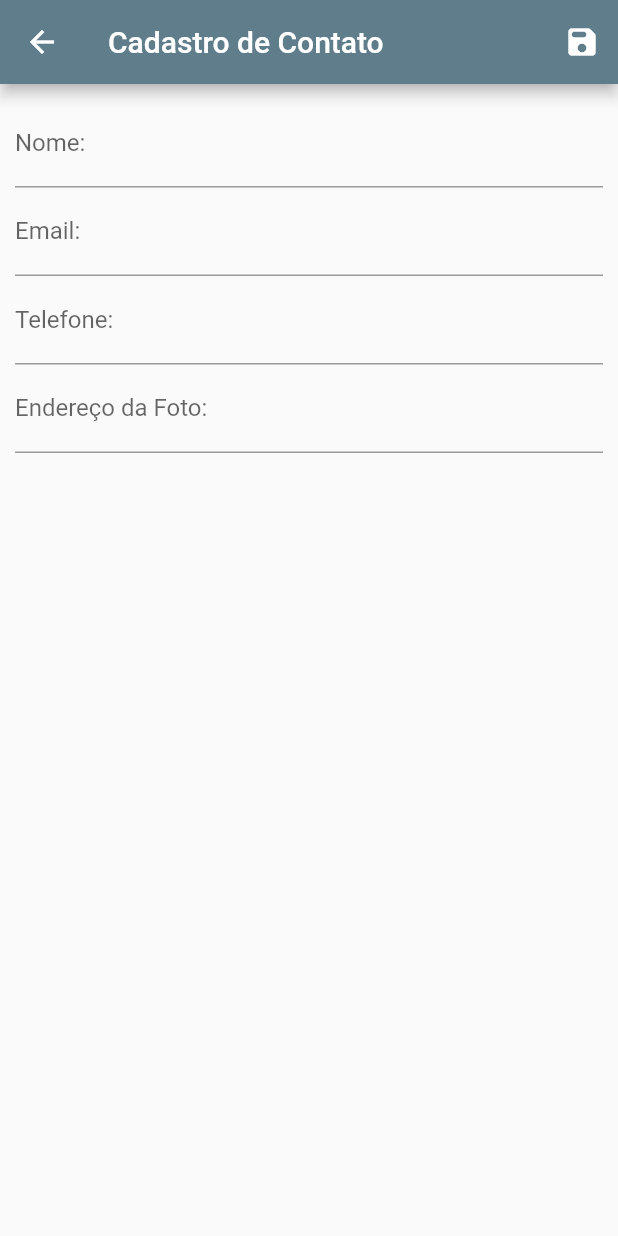
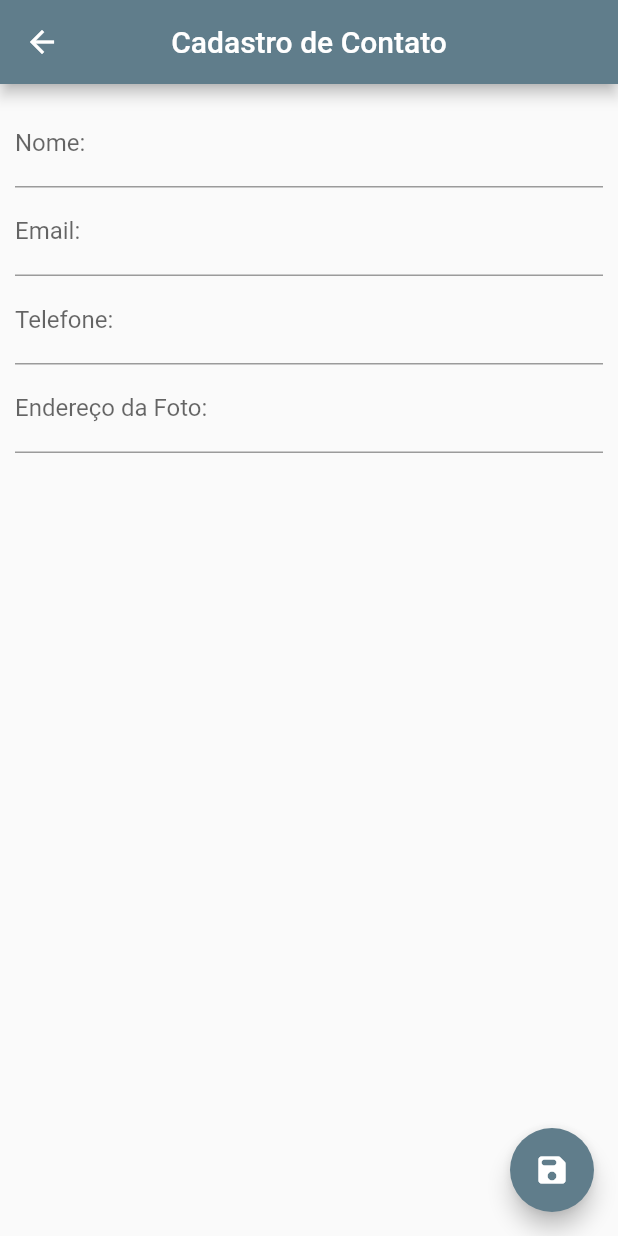
Before and after one commit to LucasHeliab/Agenda, a Flutter app: the screen it shows after launch, after a tap on the "add" icon, on a phone screen of 412 x 824 dp. Run offline on Flutter 3.47's test engine with Material 2 defaults, Android fonts, the phone set to English and light mode, and no system bars; our stand-ins replace flutter_mobx, get_it, mask_text_input_formatter, mobx, sqflite; missing offline and left inert: animated_floating_buttons; accounts and stored records are empty; generated files the repository leaves out were written again.

Commit message:
Alterações no layout e na naveção das paginas

```diff
--- a/lib/app/database/sqlite/connection.dart
+++ b/lib/app/database/sqlite/connection.dart
@@ -2,21 +2,21 @@ import 'package:agenda/app/database/sqlite/script.dart';
 import 'package:path/path.dart';
 import 'package:sqflite/sqflite.dart';
 
-class Connection{
-  static Database ?_db;
+class Connection {
+  static Database? _db;
 
-  static Future<Database?> get() async{
-    if(_db==null){
-      var path = join( await getDatabasesPath(),'banco_contatos');
+  static Future<Database?> get() async {
+    if (_db == null) {
+      var path = join(await getDatabasesPath(), 'banco_contatos');
       //deleteDatabase(path);
       _db = await openDatabase(
         path,
         version: 1,
-        onCreate: (db,v){
+        onCreate: (db, v) {
           db.execute(createTable);
-          db.execute(insert1);
-          db.execute(insert2);
-          db.execute(insert3);
+          //db.execute(insert1);
+          //db.execute(insert2);
+          //db.execute(insert3);
         },
       );
     }
--- a/lib/app/database/sqlite/dao/contact_dao_impl.dart
+++ b/lib/app/database/sqlite/dao/contact_dao_impl.dart
@@ -3,46 +3,51 @@ import 'package:agenda/app/domain/entities/contact.dart';
 import 'package:agenda/app/domain/interfaces/contact_dao.dart';
 import 'package:sqflite/sqlite_api.dart';
 
-class ContactDAOimpl implements ContactDAO{
+class ContactDAOimpl implements ContactDAO {
   late Database _db;
   @override
-  Future<List<Contact>> find() async{
+  Future<List<Contact>> find() async {
     _db = (await Connection.get())!;
-    List<Map<String,dynamic>> resultado = await _db.query('contact');
-    List<Contact> lista = List.generate(
-      resultado.length,
-      (i){
-        var linha = resultado[i];
-        return Contact(
+    List<Map<String, dynamic>> resultado =
+        await _db.query('contact', orderBy: 'nome');
+    List<Contact> lista = List.generate(resultado.length, (i) {
+      var linha = resultado[i];
+      return Contact(
           id: linha['id'],
           nome: linha['nome'],
           telefone: linha['telefone'],
           email: linha['email'],
-          urlAvatar: linha['url_avatar']
-        );
-      }
-    );
+          urlAvatar: linha['url_avatar']);
+    });
     return lista;
   }
 
   @override
-  remove(int id) async{
+  remove(dynamic id) async {
     _db = (await Connection.get())!;
     var sql = 'DELETE FROM contact WHERE id=?';
-    _db.rawDelete(sql,[id]);
+    _db.rawDelete(sql, [id]);
   }
 
   @override
-  save(Contact contact) async{
+  save(Contact contact) async {
     _db = (await Connection.get())!;
     var sql;
-    if(contact.id == null){
-      sql = 'INSERT INTO contact (nome,telefone,email,url_avatar) VALUES (?,?,?,?)';
-      _db.rawInsert(sql,[contact.nome,contact.telefone,contact.email,contact.urlAvatar]);
-    }else{
-      sql = 'UPDATE contact SET nome=?, telefone=?, email=?, url_avatar=? WHERE id=?';
-      _db.rawUpdate(sql,[contact.nome,contact.telefone,contact.email,contact.urlAvatar,contact.id]);
+    if (contact.id == null) {
+      sql =
+          'INSERT INTO contact (nome,telefone,email,url_avatar) VALUES (?,?,?,?)';
+      _db.rawInsert(sql,
+          [contact.nome, contact.telefone, contact.email, contact.urlAvatar]);
+    } else {
+      sql =
+          'UPDATE contact SET nome=?, telefone=?, email=?, url_avatar=? WHERE id=?';
+      _db.rawUpdate(sql, [
+        contact.nome,
+        contact.telefone,
+        contact.email,
+        contact.urlAvatar,
+        contact.id
+      ]);
     }
   }
-
 }
--- a/lib/app/domain/entities/contact.dart
+++ b/lib/app/domain/entities/contact.dart
@@ -1,15 +1,14 @@
-class Contact{
-  int ?id;
+class Contact {
+  dynamic id;
   String nome;
   String telefone;
   String email;
   String urlAvatar;
 
-  Contact({
-    this.id,
-    required this.nome,
-    required this.telefone,
-    required this.email,
-    required this.urlAvatar
-  });
+  Contact(
+      {this.id,
+      required this.nome,
+      required this.telefone,
+      required this.email,
+      required this.urlAvatar});
 }
--- a/lib/app/domain/interfaces/contact_dao.dart
+++ b/lib/app/domain/interfaces/contact_dao.dart
@@ -1,9 +1,9 @@
 import 'package:agenda/app/domain/entities/contact.dart';
 
-abstract class ContactDAO{
+abstract class ContactDAO {
   save(Contact contact);
 
-  remove(int id);
+  remove(dynamic id);
 
   Future<List<Contact>> find();
 }
--- a/lib/app/injection.dart
+++ b/lib/app/injection.dart
@@ -3,7 +3,7 @@ import 'package:agenda/app/domain/interfaces/contact_dao.dart';
 import 'package:agenda/app/domain/services/contact_service.dart';
 import 'package:get_it/get_it.dart';
 
-setupInjection(){
+setupInjection() async {
   GetIt getit = GetIt.I;
 
   getit.registerSingleton<ContactDAO>(ContactDAOimpl());
--- a/lib/app/view/contact_form.dart
+++ b/lib/app/view/contact_form.dart
@@ -1,77 +1,64 @@
 import 'package:flutter/material.dart';
 import 'package:mask_text_input_formatter/mask_text_input_formatter.dart';
 import 'package:agenda/app/view/contact_form_back.dart';
-class ContactForm extends StatelessWidget{
+
+class ContactForm extends StatelessWidget {
   final _form = GlobalKey<FormState>();
 
-  Widget fieldName(ContactFormBack back){
+  Widget fieldName(ContactFormBack back) {
     return TextFormField(
         validator: back.validateName,
         onSaved: (newValue) => back.contact!.nome = newValue!,
         initialValue: back.contact!.nome,
-      decoration: InputDecoration(
-        labelText: 'Nome:'
-      )
-    );
+        decoration: InputDecoration(labelText: 'Nome:'));
   }
 
-  Widget fieldEmail(ContactFormBack back){
+  Widget fieldEmail(ContactFormBack back) {
     return TextFormField(
         validator: back.validateEmail,
         onSaved: (newValue) => back.contact!.email = newValue!,
         initialValue: back.contact!.email,
         keyboardType: TextInputType.emailAddress,
-      decoration: InputDecoration(
-        labelText: 'Email:'
-      )
-    );
+        decoration: InputDecoration(labelText: 'Email:'));
   }
 
-  Widget fieldPhone(ContactFormBack back){
-    var mask = MaskTextInputFormatter(mask:'(##) # ####-####');
+  Widget fieldPhone(ContactFormBack back) {
+    var mask = new MaskTextInputFormatter(mask: '(##) # ####-####');
     return TextFormField(
         validator: back.validateTelefone,
         onSaved: (newValue) => back.contact!.telefone = newValue!,
         initialValue: back.contact!.telefone,
         inputFormatters: [mask],
-      keyboardType: TextInputType.number,
+        keyboardType: TextInputType.phone,
         decoration: InputDecoration(
-        labelText: 'Telefone:',
-        hintText: '(xx) x xxxx-xxxx'
-      )
-    );
+            labelText: 'Telefone:', hintText: '(xx) x xxxx-xxxx'));
   }
 
-  Widget fieldURLImage(ContactFormBack back){
+  Widget fieldURLImage(ContactFormBack back) {
     return TextFormField(
         initialValue: back.contact!.urlAvatar,
         keyboardType: TextInputType.url,
         decoration: InputDecoration(
-        labelText: 'Endereço da Foto:',
-        hintText: 'http://www.site.com'
-      )
-    );
+            labelText: 'Endereço da Foto:', hintText: 'http://www.site.com'));
   }
 
   @override
-  Widget build(BuildContext context){
+  Widget build(BuildContext context) {
     var _back = ContactFormBack(context);
     return Scaffold(
       appBar: AppBar(
         title: Text('Cadastro de Contato'),
-        actions: [
-          IconButton(
-            icon: Icon(Icons.save_rounded, color: Colors.white),
-            onPressed: (){
+        centerTitle: true,
+      ),
+      floatingActionButton: FloatingActionButton(
+        child: Icon(Icons.save_rounded, color: Colors.white),
+        onPressed: () {
           _form.currentState?.validate();
           _form.currentState?.save();
-              if(_back.isValid){
-                _back.save();
-                Navigator.of(context).pop();
+          if (_back.isValid) {
+            _back.save(context);
           }
-            }
-          )
-        ],
+        },
       ),
       body: Padding(
         padding: EdgeInsets.all(10),
--- a/lib/app/view/contact_form_back.dart
+++ b/lib/app/view/contact_form_back.dart
@@ -1,11 +1,12 @@
 import 'package:agenda/app/domain/entities/contact.dart';
 import 'package:agenda/app/domain/services/contact_service.dart';
+import 'package:agenda/app/my_app.dart';
 import 'package:flutter/cupertino.dart';
 import 'package:get_it/get_it.dart';
 
-
-class ContactFormBack{
+class ContactFormBack {
   Contact? contact;
+  Future<List<Contact>>? list;
   var _service = GetIt.I.get<ContactService>();
   bool _nameIsValid = false;
   bool _emailIsValid = false;
@@ -14,49 +15,59 @@ class ContactFormBack{
   bool get isValid => _nameIsValid && _emailIsValid && _phoneIsValid;
 
   //diferenciar novo com alteração
-  ContactFormBack(BuildContext context){
+  ContactFormBack(BuildContext context) {
     Object? parameter = ModalRoute.of(context)!.settings.arguments;
     if ((parameter == null)) {
       contact = Contact(email: '', nome: '', telefone: '', urlAvatar: '');
+      list = null;
     } else {
-      contact = parameter as Contact?;
+      Map map = ModalRoute.of(context)!.settings.arguments as Map;
+      contact = map['contact'];
+      list = map['list'];
     }
   }
 
   //salvar
-  save() async{
+  save(BuildContext context) async {
     await _service.save(contact!);
+    if (!(list == null)) {
+      Navigator.of(context).pushNamedAndRemoveUntil(
+          MyApp.CONTACT_DETAILS, ModalRoute.withName(MyApp.HOME),
+          arguments: {'contato': contact, 'list': list});
+    } else {
+      Navigator.of(context).pop();
+    }
   }
 
   // validações
-  String? validateName(String ?name){
-    try{
+  String? validateName(String? name) {
+    try {
       _service.validateName(name);
       _nameIsValid = true;
       return null;
-    }catch(e){
+    } catch (e) {
       _nameIsValid = false;
       return e.toString();
     }
   }
 
-  String? validateEmail(String ?email){
-    try{
+  String? validateEmail(String? email) {
+    try {
       _service.validateEmail(email);
       _emailIsValid = true;
       return null;
-    }catch(e){
+    } catch (e) {
       _emailIsValid = false;
       return e.toString();
     }
   }
 
-  String? validateTelefone(String ?telefone){
-    try{
+  String? validateTelefone(String? telefone) {
+    try {
       _service.validateTelefone(telefone);
       _phoneIsValid = true;
       return null;
-    }catch(e){
+    } catch (e) {
       _phoneIsValid = false;
       return e.toString();
     }
--- a/lib/app/view/contact_list.dart
+++ b/lib/app/view/contact_list.dart
@@ -7,65 +7,24 @@ import 'contact_list_back.dart';
 class ContactList extends StatelessWidget {
   final _back = ContactListBack();
 
-  CircleAvatar _circleAvatar(String url){
-    return (Uri.tryParse(url)!.isAbsolute) ?
-      CircleAvatar(backgroundImage: NetworkImage(url))
-      :CircleAvatar(child: Icon(Icons.person));
+  CircleAvatar _circleAvatar(String url) {
+    return (Uri.tryParse(url)!.isAbsolute)
+        ? CircleAvatar(backgroundImage: NetworkImage(url))
+        : CircleAvatar(child: Icon(Icons.person));
   }
-
-  Widget _editButton(Function function){
-    return IconButton(
-      icon: Icon(Icons.edit),
-      onPressed:(){
-        function();
-      }
-    );
-  }
-
-  Widget _deleteButton(BuildContext context, Function function){
-    return IconButton(
-      icon: Icon(Icons.delete_forever_outlined),
-      color: Colors.red,
-      onPressed: (){
-        showDialog(
-          context: context,
-          builder: (context) => AlertDialog(
-            title: Text('Excluir'),
-            content: Text('Confirma a exclusão?'),
-            actions: [
-              TextButton(
-                child: Text('Não'),
-                onPressed: (){
-                  Navigator.of(context).pop();
-                }
-              ),
-              TextButton(
-                child: Text('Sim'),
-                onPressed: () {
-                  function();
-                }
-              )
-            ],
-          )
-        );
-      }
-    );
-  }
-
 
   @override
   Widget build(BuildContext context) {
     return Scaffold(
         appBar: AppBar(
-          title: Text('Agenda de Contatos'),
-          actions: [
-            IconButton(
-              onPressed: () {
-                _back.goToForm(context);
-              },
-              icon: Icon(Icons.add),
-            )
-          ],
+          title: Text('Contatos'),
+          centerTitle: true,
+        ),
+        floatingActionButton: FloatingActionButton(
+          child: Icon(Icons.add),
+          onPressed: () {
+            _back.goToForm(context);
+          },
         ),
         body: Observer(builder: (context) {
           return FutureBuilder(
@@ -83,24 +42,9 @@ class ContactList extends StatelessWidget {
                         leading: _circleAvatar(contato.urlAvatar),
                         title: Text(contato.nome),
                         subtitle: Text(contato.telefone),
-                        onTap: (){
-                          _back.goToDetails(context,contato);
+                        onTap: () {
+                          _back.goToDetails(context, contato);
                         },
-                        trailing: Container(
-                          width: 100,
-                          child: Row(
-                            children: [
-                              _editButton((){
-                                _back.goToForm(context, contato);
-                              }),
-                              _deleteButton(context, (){
-                                var id = contato.id;
-                                _back.remove(id!);
-                                Navigator.of(context).pop();
-                              })
-                            ],
-                          ),
-                        ),
                       );
                     },
                   );
--- a/lib/main.dart
+++ b/lib/main.dart
@@ -3,7 +3,7 @@ import 'package:flutter/material.dart';
 
 import 'app/my_app.dart';
 
-void main() {
+void main() async {
   setupInjection();
   runApp(MyApp());
 }
--- a/pubspec.yaml
+++ b/pubspec.yaml
@@ -18,7 +18,7 @@ publish_to: 'none' # Remove this line if you wish to publish to pub.dev
 version: 1.0.0+1
 
 environment:
-  sdk: ">=2.12.0 <3.0.0"
+  sdk: '>=2.12.0 <3.0.0'
 
 dependencies:
   flutter:
@@ -30,7 +30,7 @@ dependencies:
   flutter_mobx: ^2.0.2
   mask_text_input_formatter: ^2.0.0
   url_launcher: ^6.0.17
-
+  animated_floating_buttons: ^0.0.1
 
   # The following adds the Cupertino Icons font to your application.
   # Use with the CupertinoIcons class for iOS style icons.
@@ -47,7 +47,6 @@ dev_dependencies:
 
 # The following section is specific to Flutter.
 flutter:
-
   # The following line ensures that the Material Icons font is
   # included with your application, so that you can use the icons in
   # the material Icons class.
```
Also changed, not shown: lib/app/domain/services/contact_service.dart (+22 -17 lines), lib/app/view/contact_details.dart (+99 -38 lines), lib/app/view/contact_details_back.dart (+35 -19 lines), lib/app/view/contact_list_back.dart (+10 -15 lines), pubspec.lock, 10 other files. Lines whose indentation alone changed are shown as unchanged.
